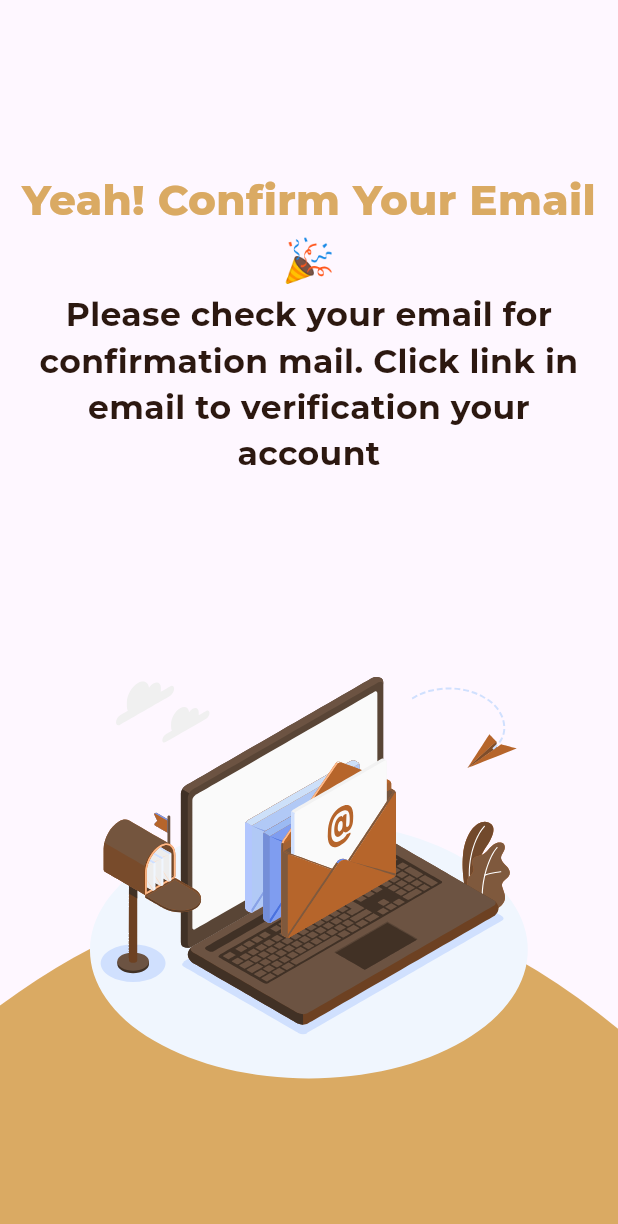
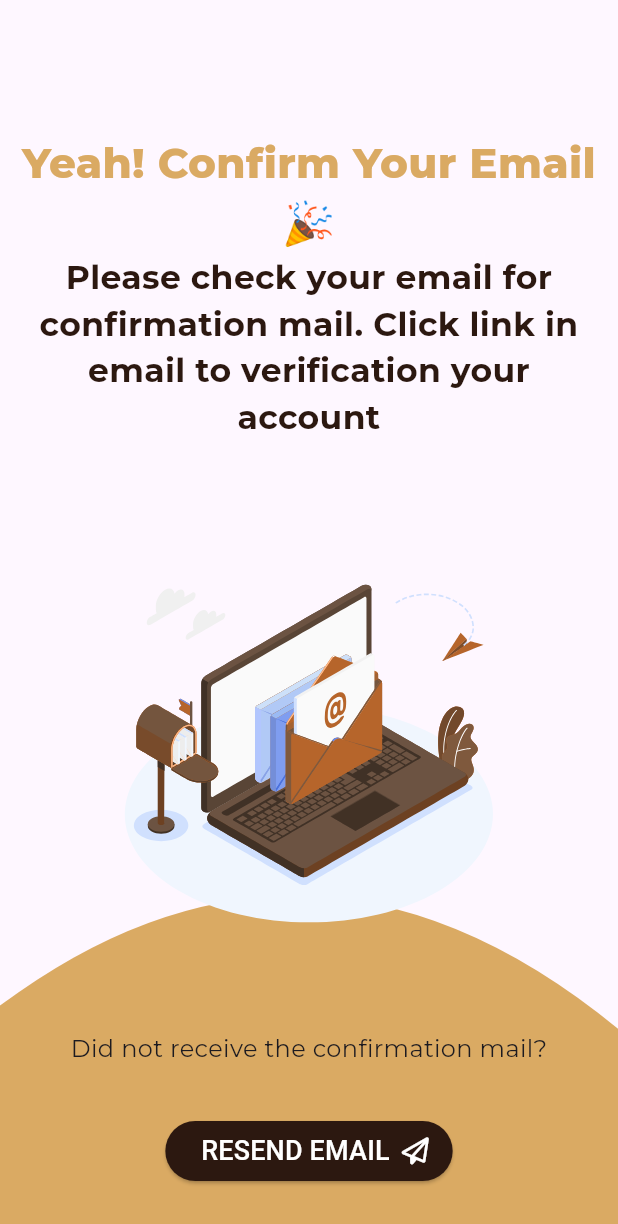
Before and after one commit to Shehab611/book, a Flutter app: the screen it shows after launch, on a phone screen of 412 x 824 dp. Shown: the top 1224 px of the screen. Run offline on Flutter 3.47's test engine with Material 2 defaults, Android fonts, the phone set to English and light mode, and no system bars; our stand-ins replace cloud_firestore, device_preview, dio, file_picker, firebase_auth, firebase_core and 8 more; accounts and stored records are empty.

Commit message:
verification_screen.dart add elements and finish its ui

```diff
--- a/lib/features/authentication/presentation/components/button_widget.dart
+++ b/lib/features/authentication/presentation/components/button_widget.dart
@@ -7,26 +7,38 @@ class ButtonWidget extends StatelessWidget {
       {super.key,
       required this.onPressed,
       required this.iconData,
-      required this.buttonText});
+      required this.buttonText,
+        this.iconColor=kColor,
+        this.textColor=kColor,
+        this.buttonBackgroundColor=kDefaultColor,
+        this.iconDirection=TextDirection.ltr
+      });
 
   final void Function() onPressed;
   final IconData iconData;
   final String buttonText;
+  final Color iconColor;
+  final Color textColor;
+  final Color buttonBackgroundColor;
+  final TextDirection iconDirection;
 
   @override
   Widget build(BuildContext context) {
-    return ElevatedButton.icon(
+    return Directionality(
+      textDirection:iconDirection,
+      child: ElevatedButton.icon(
         onPressed: onPressed,
         icon: Icon(
           iconData,
-        color: kColor,
+          color: iconColor,
         ),
         label: Text(
           buttonText,
-        style: GoogleFonts.libreCaslonText(color: kColor, fontSize: 18),
+          style: GoogleFonts.libreCaslonText(color: textColor, fontSize: 18),
         ),
         style: ElevatedButton.styleFrom(
-        backgroundColor: kDefaultColor,
+          backgroundColor: buttonBackgroundColor,
+        ),
       ),
     );
   }
--- a/lib/features/authentication/presentation/views/verification_screen.dart
+++ b/lib/features/authentication/presentation/views/verification_screen.dart
@@ -1,5 +1,8 @@
 import 'package:book/constants.dart';
+import 'package:book/features/authentication/presentation/components/button_widget.dart';
 import 'package:flutter/material.dart';
+import 'package:font_awesome_flutter/font_awesome_flutter.dart';
+import 'package:google_fonts/google_fonts.dart';
 import 'package:lottie/lottie.dart';
 
 import '../components/texts.dart';
@@ -12,7 +15,9 @@ class VerificationScreen extends StatelessWidget {
 
   @override
   Widget build(BuildContext context) {
-    final Size size = MediaQuery.of(context).size;
+    final Size size = MediaQuery
+        .of(context)
+        .size;
     return Scaffold(
       appBar: AppBar(
         elevation: 0,
@@ -35,11 +40,24 @@ class VerificationScreen extends StatelessWidget {
                   aboveTextColor: kDefaultColor,
                   bottomTextColor: kColor,
                   bottomText:
-                      'Please check your email for confirmation mail. Click link in email to verification your account',
+                  'Please check your email for confirmation mail. Click link in email to verification your account',
                 ),
-                Lottie.asset(
-                  'assets/animated_json/verification_animation.json',
-                )
+                SizedBox(
+                  height: size.height * .4,
+                  child: Lottie.asset(
+                    'assets/animated_json/verification_animation.json',
+                  ),
+                ),
+                Text('Did not receive the confirmation mail?',
+                  style: GoogleFonts.montserrat().copyWith(fontSize:Theme.of(context).textTheme.titleMedium!.fontSize),),
+                ButtonWidget(
+                    onPressed: () {},
+                    iconDirection: TextDirection.rtl,
+                    iconColor: Colors.white,
+                    textColor: Colors.white,
+                    buttonBackgroundColor: kColor,
+                    iconData: FontAwesomeIcons.paperPlane,
+                    buttonText: 'RESEND EMAIL')
               ],
             ),
           ),
--- a/lib/features/authentication/presentation/widgets/login_body_widget.dart
+++ b/lib/features/authentication/presentation/widgets/login_body_widget.dart
@@ -79,7 +79,7 @@ class _LoginBodyWidgetState extends State<LoginBodyWidget> {
                     Alignment.lerp(Alignment.center, Alignment.centerRight, .9)!,
                 child: TextButton(
                     onPressed: () {
-                      Navigator.pushNamed(context, AppRouter.kVerificationScreen);
+
                     },
                     child: Text(
                       'Forgot password',
```
Lines whose indentation alone changed are shown as unchanged.
